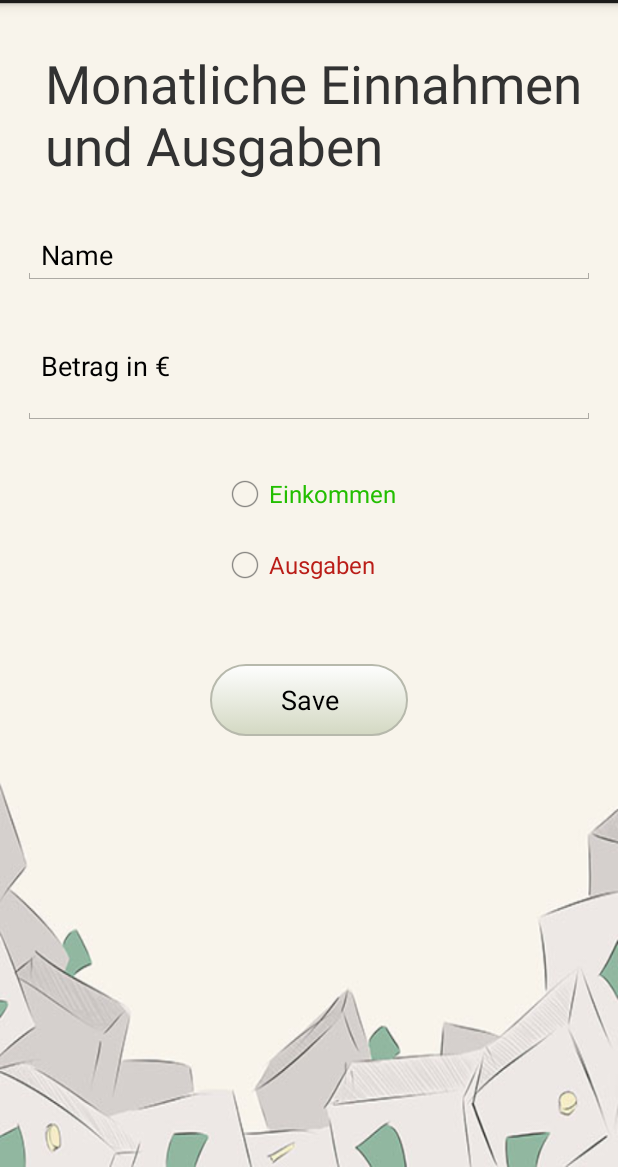
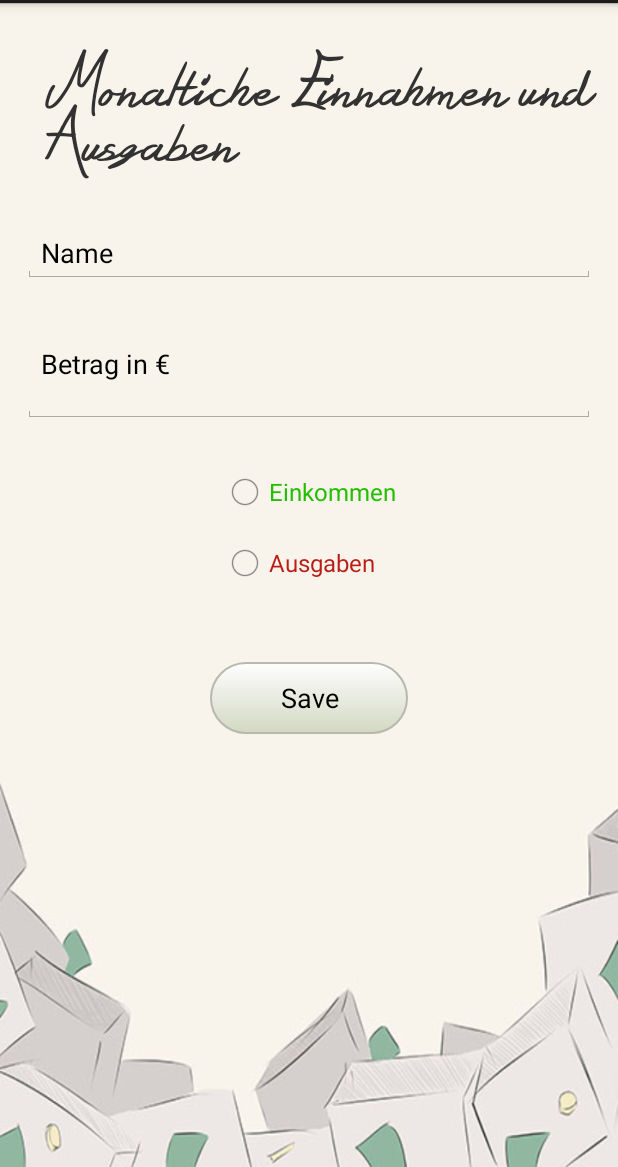
Before and after one commit to deadlmaster/AndoridHdM, an Android app: the DebtsActivity screen opened directly, with no data from a screen before it, in the options menu, after a tap on "Monatliche Ein und Ausgänge", on a phone screen of 412 x 824 dp, the part 69-1236 px from its top. Run offline under Robolectric (Android 15) with nearby library versions, the phone set to English and light mode, and no system bars; 1 statement that could not run was skipped.

Commit message:
fonts + delted hints

```diff
--- a/app/src/main/java/com/firstapplication/medianight/andoridhdm/DebtsActivity.java
+++ b/app/src/main/java/com/firstapplication/medianight/andoridhdm/DebtsActivity.java
@@ -2,6 +2,7 @@ package com.firstapplication.medianight.andoridhdm;
 
 import android.app.ListActivity;
 import android.content.Intent;
+import android.graphics.Typeface;
 import android.os.Bundle;
 import android.util.Log;
 import android.view.Menu;
@@ -35,6 +36,12 @@ public class DebtsActivity extends ListActivity  {
         ScreenDate.setText(currentDate);
         datasource = new DataSource(this);
         datasource.open();
+
+        TextView textviewtotal = (TextView)findViewById(R.id.text_debts_list_total);
+        TextView textviewmain = (TextView)findViewById(R.id.text_debts);
+        Typeface typeface = Typeface.createFromAsset(getAssets(),"fonts/silentreaction.ttf");
+        textviewtotal.setTypeface(typeface);
+        textviewmain.setTypeface(typeface);
 
 
         try { populateList(); } catch (Exception e) {
--- a/app/src/main/java/com/firstapplication/medianight/andoridhdm/IncomeExpendAcitvity.java
+++ b/app/src/main/java/com/firstapplication/medianight/andoridhdm/IncomeExpendAcitvity.java
@@ -2,6 +2,7 @@ package com.firstapplication.medianight.andoridhdm;
 
 import android.app.Activity;
 import android.content.Intent;
+import android.graphics.Typeface;
 import android.os.Bundle;
 import android.view.Menu;
 import android.view.MenuItem;
@@ -9,6 +10,7 @@ import android.view.View;
 import android.widget.Button;
 import android.widget.EditText;
 import android.widget.RadioButton;
+import android.widget.TextView;
 import android.widget.Toast;
 
 /**
@@ -28,6 +30,11 @@ public class IncomeExpendAcitvity extends Activity {
         });
         dataSource = new DataSource(IncomeExpendAcitvity.this);
         dataSource.open();
+
+        TextView textview = (TextView)findViewById(R.id.textViewIncExp);
+        Typeface typeface = Typeface.createFromAsset(getAssets(),"fonts/silentreaction.ttf");
+        textview.setTypeface(typeface);
+
 
 
     }
--- a/app/src/main/res/layout/activity_eas.xml
+++ b/app/src/main/res/layout/activity_eas.xml
@@ -10,7 +10,7 @@
         android:layout_width="match_parent"
         android:layout_height="wrap_content"
         android:text="@string/revenue_and_expenditure"
-        android:id="@+id/textView2"
+        android:id="@+id/textViewIncExp"
         android:layout_gravity="center"
         android:textSize="35sp"
         android:layout_marginTop="30dp"
```
Also changed, not shown: app/src/main/java/com/firstapplication/medianight/andoridhdm/DreamlistActivity.java (+7 -0 lines), app/src/main/java/com/firstapplication/medianight/andoridhdm/ExpendsActivity.java (+7 -0 lines), app/src/main/java/com/firstapplication/medianight/andoridhdm/IncomeActivity.java (+7 -0 lines), app/src/main/java/com/firstapplication/medianight/andoridhdm/PExpendActivity.java (+7 -0 lines), app/src/main/java/com/firstapplication/medianight/andoridhdm/PIncomeActivity.java (+7 -0 lines), app/src/main/java/com/firstapplication/medianight/andoridhdm/ReportActivity.java (+19 -0 lines), app/src/main/res/layout/report_layout.xml (+0 -7 lines).
